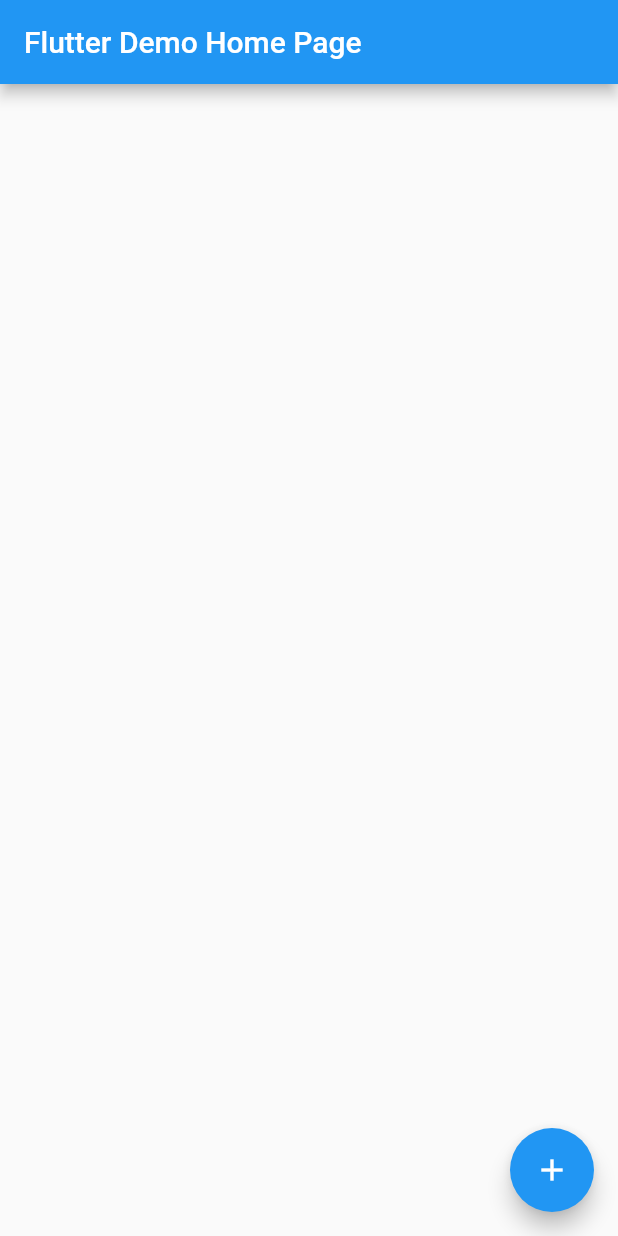
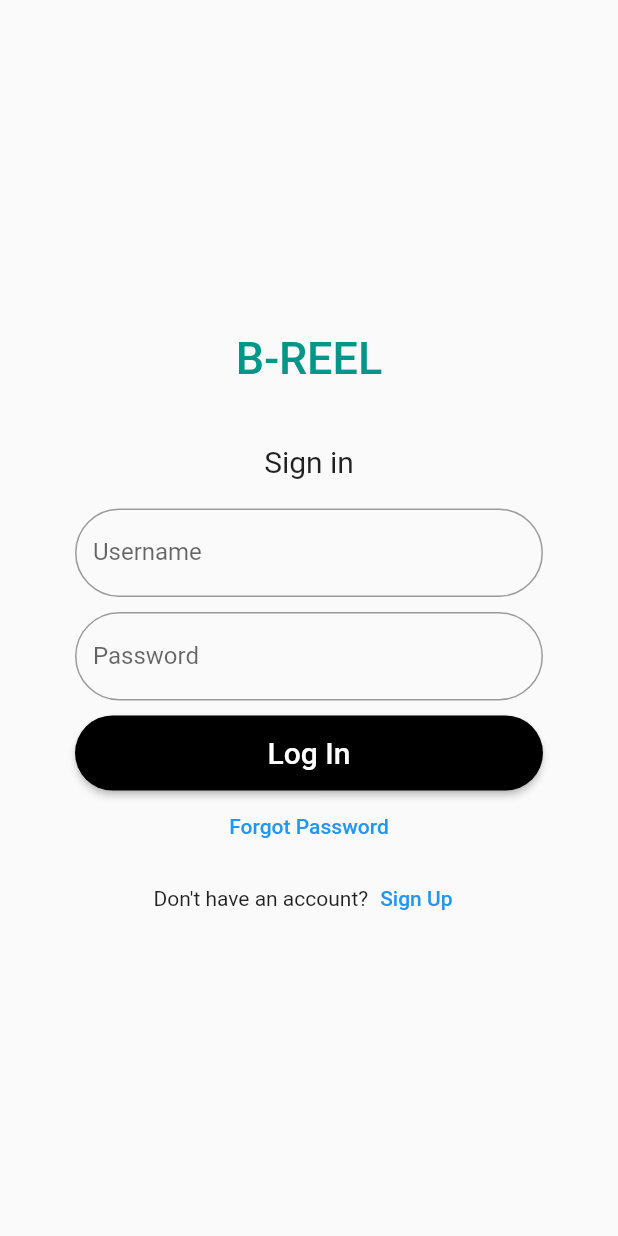
Before and after one commit to PotatoTimz/NewsFlash-App, a Flutter app: the screen it shows after launch, on a phone screen of 412 x 824 dp. Run offline on Flutter 3.47's test engine with Material 2 defaults, Android fonts, the phone set to English and light mode, and no system bars; our stand-ins replace cloud_firestore, firebase_core, sqflite; accounts and stored records are empty; Roboto replaces fonts that are missing (Raleway).

Commit message:
Added log in page

```diff
--- a/lib/main.dart
+++ b/lib/main.dart
@@ -7,15 +7,14 @@
 import "package:provider/provider.dart";
 
 import 'models/PostOffline.dart';
+
 void main() {
-  runApp(
-      MultiProvider(
-        child: const MyApp(),
-        providers: [
-          ChangeNotifierProvider(create: (value) => PostsListBLoC()),
-        ],
-      )
-  );
+  runApp(MultiProvider(
+    child: const MyApp(),
+    providers: [
+      ChangeNotifierProvider(create: (value) => PostsListBLoC()),
+    ],
+  ));
   // runApp(const MyApp());
 }
 
@@ -39,18 +38,18 @@
               ),
               home: const LoginPage(title: 'Flutter Demo Home Page'),
               routes: {
-                '/homePage': (context) => const HomePageWidget(title: "HomePage"),
-                '/createPostPage': (context) => const CreatePostWidget(title: "Create a Post"),
+                '/homePage': (context) =>
+                    const HomePageWidget(title: "HomePage"),
+                '/createPostPage': (context) =>
+                    const CreatePostWidget(title: "Create a Post"),
                 '/commentPage': (context) => CommentPage(),
                 '/createCommentPage': (context) => const CreateCommentPage(),
               },
             );
-          }
-          else {
+          } else {
             return CircularProgressIndicator();
           }
-        }
-    );
+        });
   }
 }
 
@@ -64,28 +63,97 @@
 }
 
 class _LoginPageState extends State<LoginPage> {
-
+  final formKey = GlobalKey<FormState>();
 
   @override
   Widget build(BuildContext context) {
     PostsListBLoC postsListBLoC = context.watch<PostsListBLoC>();
 
     return Scaffold(
-      appBar: AppBar(
-
-        title: Text(widget.title),
-      ),
-      body: Center(),
-      floatingActionButton: FloatingActionButton(
-        onPressed: goToHomePage,
-        tooltip: 'Login',
-        child: const Icon(Icons.add),
-      ), // This trailing comma makes auto-formatting nicer for build methods.
+      body:
+          buildLogin(), // This trailing comma makes auto-formatting nicer for build methods.
     );
   }
 
-  Future<void> goToHomePage() async{
+  Future<void> goToHomePage() async {
     var loginStatus = await Navigator.pushNamed(context, r'/homePage');
   }
 
+  Widget buildLogin() {
+    return Column(
+      mainAxisAlignment: MainAxisAlignment.center,
+      children: [
+        Container(
+          padding: EdgeInsets.symmetric(vertical: 20),
+          child: const Text(
+            "B-REEL",
+            style: TextStyle(
+                color: Colors.teal,
+                fontSize: 30,
+                fontWeight: FontWeight.w500,
+                fontFamily: 'Raleway'),
+          ),
+        ),
+        Container(
+          padding: EdgeInsets.symmetric(vertical: 20),
+          child: const Text(
+            "Sign in",
+            style: TextStyle(
+              fontSize: 20,
+            ),
+          ),
+        ),
+        Form(
+            key: formKey,
+            child: Container(
+              padding: const EdgeInsets.symmetric(horizontal: 50),
+              child: Column(children: [
+                TextFormField(
+                  decoration: InputDecoration(
+                      border: OutlineInputBorder(
+                          borderSide:
+                              BorderSide(color: Colors.teal, width: 5.0),
+                          borderRadius: BorderRadius.circular(50.0)),
+                      label: Text("Username"),
+                      hintText: "Username"),
+                ),
+                const SizedBox(
+                  height: 10,
+                ),
+                TextFormField(
+                  obscureText: true,
+                  decoration: InputDecoration(
+                      border: OutlineInputBorder(
+                          borderSide: BorderSide(color: Colors.teal),
+                          borderRadius: BorderRadius.circular(50)),
+                      label: Text("Password"),
+                      hintText: "Password "),
+                ),
+                const SizedBox(
+                  height: 10,
+                ),
+                ElevatedButton(
+                    style: ElevatedButton.styleFrom(
+                        backgroundColor: Colors.black,
+                        minimumSize: const Size.fromHeight(50),
+                        shape: RoundedRectangleBorder(
+                            borderRadius: BorderRadius.circular(25))),
+                    onPressed: goToHomePage,
+                    child: const Text(
+                      "Log In",
+                      style: TextStyle(fontSize: 20),
+                    )),
+                TextButton(onPressed: () {}, child: Text('Forgot Password')),
+                Row(
+                  mainAxisAlignment: MainAxisAlignment.center,
+                  children: [
+                    Text("Don't have an account?"),
+                    TextButton(onPressed: () {}, child: Text('Sign Up'))
+                  ],
+                )
+              ]),
+            )),
+      ],
+    );
+  }
 }
--- a/lib/views/HomePage.dart
+++ b/lib/views/HomePage.dart
@@ -20,7 +20,6 @@
 }
 
 class _HomePageWidgetState extends State<HomePageWidget> {
-
   @override
   void initState() {
     super.initState();
@@ -29,27 +28,26 @@
 
   @override
   Widget build(BuildContext context) {
-
     return DefaultTabController(
       length: 5,
       child: Scaffold(
         appBar: AppBar(
           title: Text(widget.title!),
           actions: [
-            IconButton(onPressed: () {
-              showSearch(context: context, delegate: SearchPage());
-            }, icon: const Icon(Icons.search)),
             IconButton(
-                onPressed: (){
+                onPressed: () {
+                  showSearch(context: context, delegate: SearchPage());
+                },
+                icon: const Icon(Icons.search)),
+            IconButton(
+                onPressed: () {
                   readOfflineDatabase();
                 },
-                icon: Icon(Icons.data_object)
-            ),
+                icon: Icon(Icons.data_object)),
           ],
         ),
-
         body: TabBarView(
-          children:[
+          children: [
             OnlineHomeScreen(),
             PictureViewerBuilder(),
             Text("work in progress"),
@@ -57,12 +55,14 @@
             ProfilePageBuilder(),
           ],
         ),
-
         bottomNavigationBar: Container(
           decoration: const BoxDecoration(color: Colors.lightBlue),
           child: const TabBar(
             tabs: [
-              Tab(text: "HomeScreen", icon: Icon(Icons.home),),
+              Tab(
+                text: "HomeScreen",
+                icon: Icon(Icons.home),
+              ),
               Tab(text: "PictureViewer", icon: Icon(Icons.photo)),
               Tab(text: "Polls and Surveys", icon: Icon(Icons.poll)),
               Tab(text: "Offline Viewer", icon: Icon(Icons.download)),
@@ -70,9 +70,8 @@
             ],
           ),
         ),
-
         floatingActionButton: FloatingActionButton(
-          onPressed: (){
+          onPressed: () {
             goToCreatePostPage(context);
           },
           tooltip: 'Make Post',
@@ -82,16 +81,12 @@
     );
   }
 
-  Future<void> goToCreatePostPage(context) async{
-
+  Future<void> goToCreatePostPage(context) async {
     var newPost = await Navigator.pushNamed(context, r'/createPostPage');
-    if (newPost == null){
+    if (newPost == null) {
       print("Nothing was inputed");
-    }
-    else{
+    } else {
       insertOnlineDatabase(newPost);
     }
   }
-
-
 }
```
